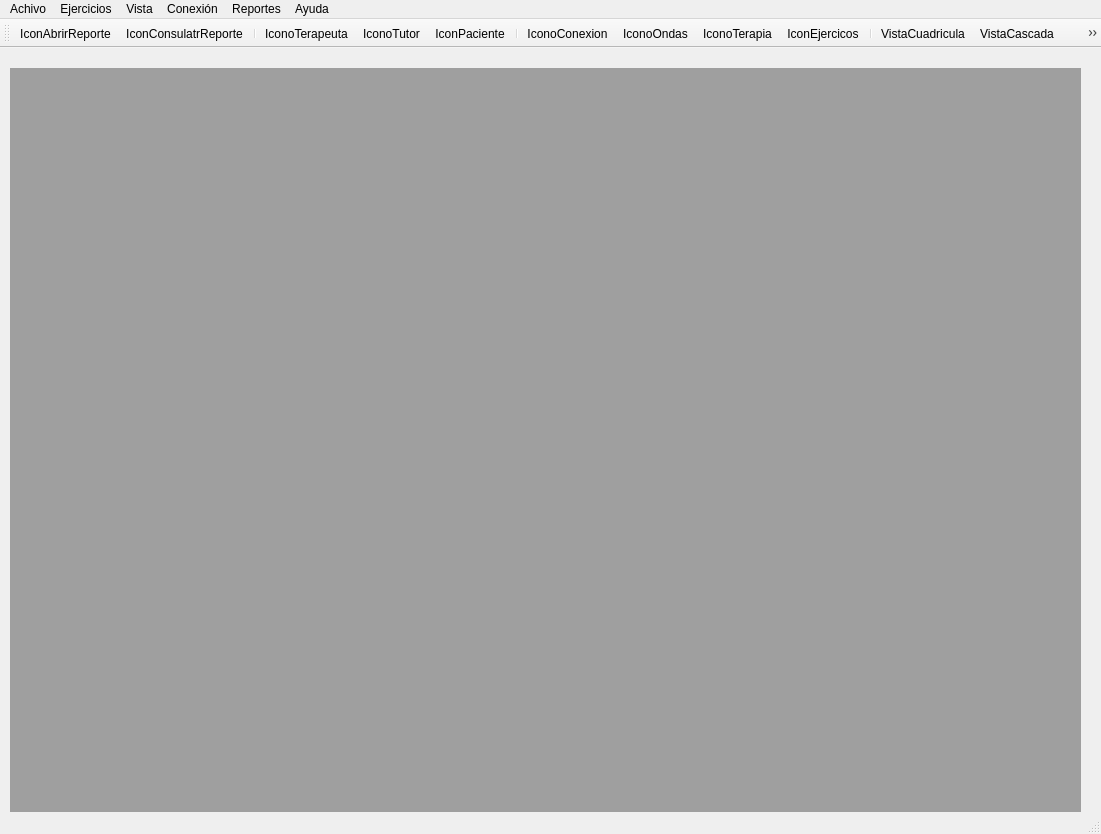
francisco2124/Cognidron-EEG-Version1.0, file pythonProject/vistas/principalCognitronp.ui: the form before one commit.
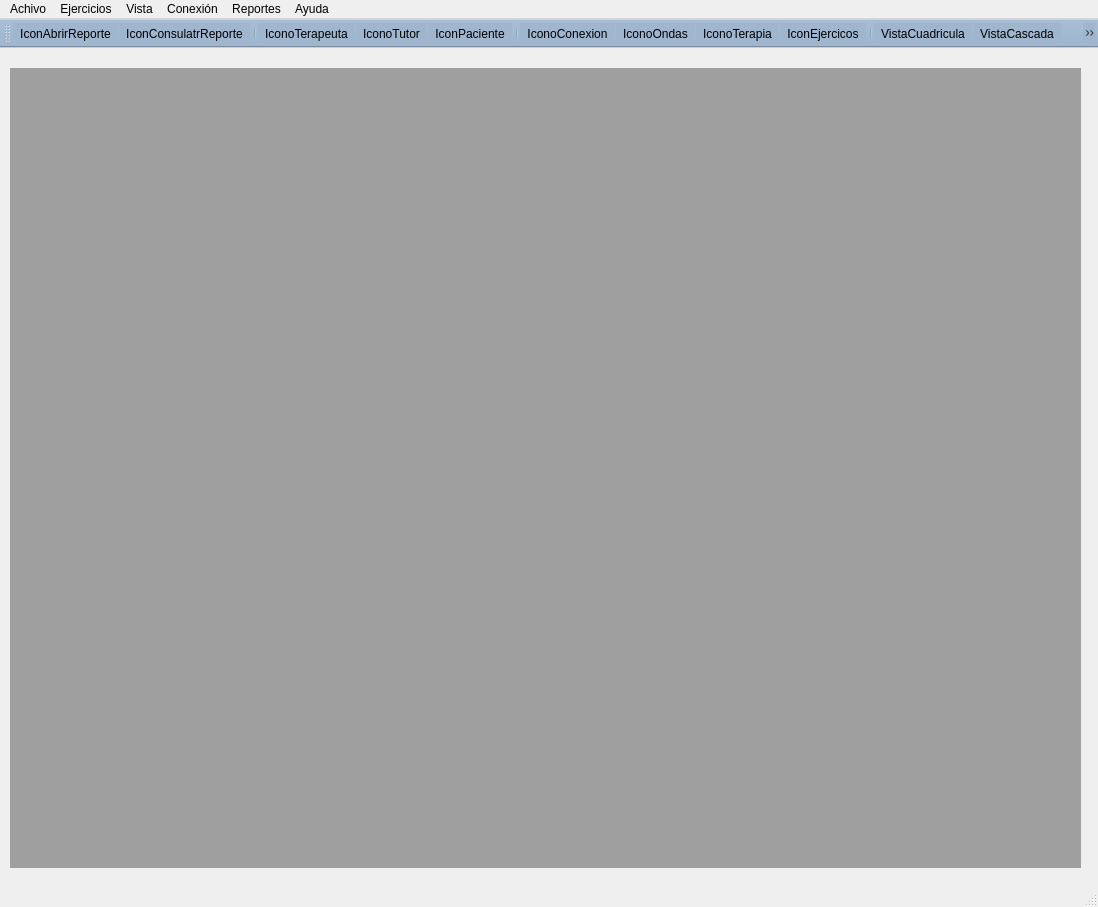
The form after the commit. Icons and pictures are not drawn.

```diff
--- a/pythonProject/vistas/principalCognitronp.ui
+++ b/pythonProject/vistas/principalCognitronp.ui
@@ -6,16 +6,25 @@
    <rect>
     <x>0</x>
     <y>0</y>
-    <width>1101</width>
-    <height>834</height>
+    <width>1098</width>
+    <height>907</height>
    </rect>
   </property>
   <property name="windowTitle">
    <string>Cognitron</string>
   </property>
   <property name="windowIcon">
-   <iconset>
-    <normaloff>images/idea-genial.png</normaloff>images/idea-genial.png</iconset>
+   <iconset resource="images/image.qrc">
+    <normaloff>:/newPrefix/idea-genial.png</normaloff>:/newPrefix/idea-genial.png</iconset>
+  </property>
+  <property name="styleSheet">
+   <string notr="true"/>
+  </property>
+  <property name="iconSize">
+   <size>
+    <width>33</width>
+    <height>33</height>
+   </size>
   </property>
   <widget class="QWidget" name="centralwidget">
    <widget class="QMdiArea" name="mdiArea">
@@ -48,6 +57,9 @@
       <height>800</height>
      </size>
     </property>
+    <property name="styleSheet">
+     <string notr="true"/>
+    </property>
    </widget>
   </widget>
   <widget class="QMenuBar" name="menubar">
@@ -55,7 +67,7 @@
     <rect>
      <x>0</x>
      <y>0</y>
-     <width>1101</width>
+     <width>1098</width>
      <height>26</height>
     </rect>
    </property>
@@ -163,6 +175,12 @@
    <property name="windowTitle">
     <string>toolBar</string>
    </property>
+   <property name="styleSheet">
+    <string notr="true">background-color: rgb(159, 182, 206);</string>
+   </property>
+   <property name="toolButtonStyle">
+    <enum>Qt::ToolButtonIconOnly</enum>
+   </property>
    <attribute name="toolBarArea">
     <enum>TopToolBarArea</enum>
    </attribute>
@@ -184,6 +202,7 @@
    <addaction name="actionVistaCuadricula"/>
    <addaction name="actionVistaCascada"/>
    <addaction name="actionVistaVentana"/>
+   <addaction name="separator"/>
   </widget>
   <action name="mni_tabs">
    <property name="text">
```
Left out of the diff: 129 changed lines with no effect on the pictures.
